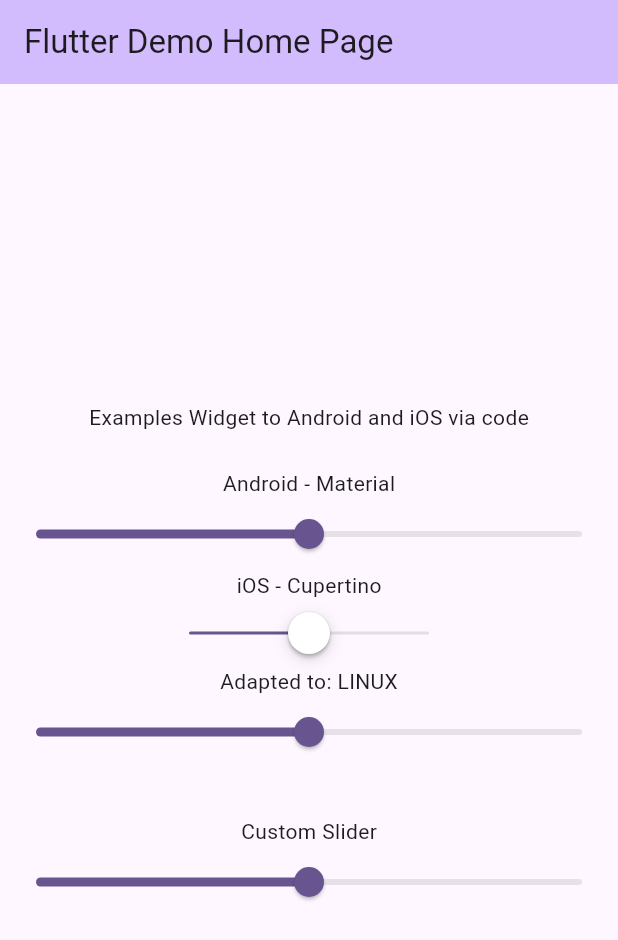
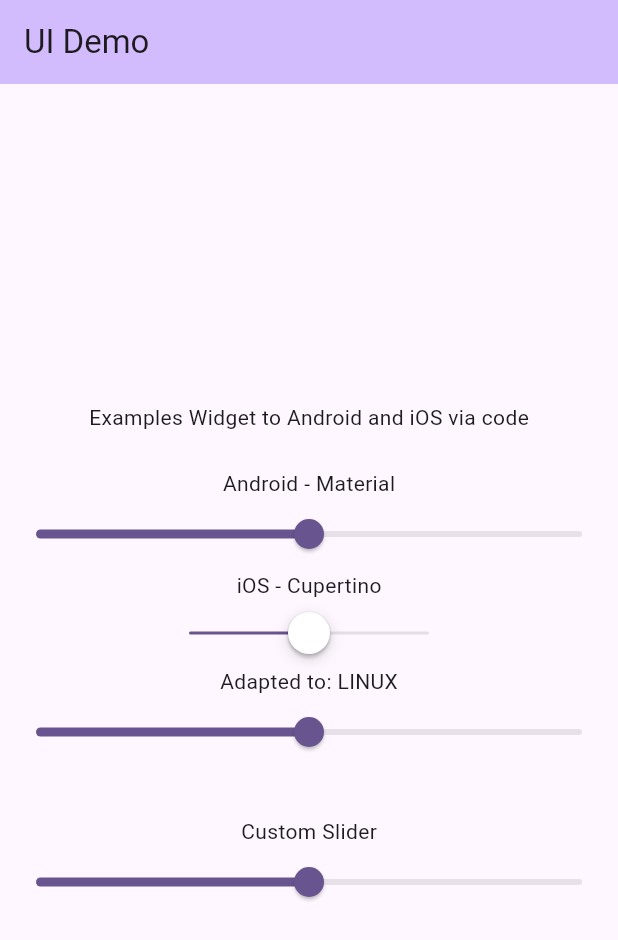
Before and after one commit to gbrizzardo/flutter-material-cupertino, a Flutter app: the screen it shows after launch, on a phone screen of 412 x 824 dp. Shown: the top 940 px of the screen. Run offline on Flutter 3.47's test engine with Material 3 defaults, Android fonts, the phone set to English and light mode, and no system bars.

Commit message:
ajusta app name

```diff
--- a/app/lib/main.dart
+++ b/app/lib/main.dart
@@ -20,7 +20,7 @@ class MyApp extends StatelessWidget {
         colorScheme: ColorScheme.fromSeed(seedColor: Colors.deepPurple),
         useMaterial3: true,
       ),
-      home: const MyHomePage(title: 'Flutter Demo Home Page'),
+      home: const MyHomePage(title: 'UI Demo'),
     );
   }
 }
```
